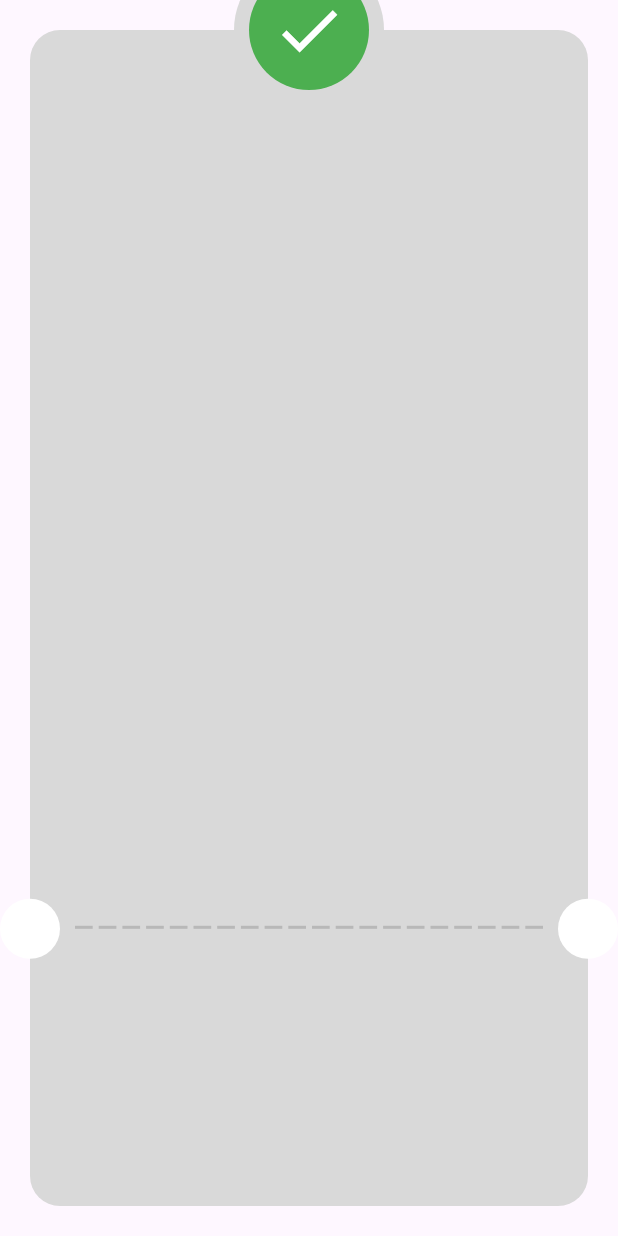
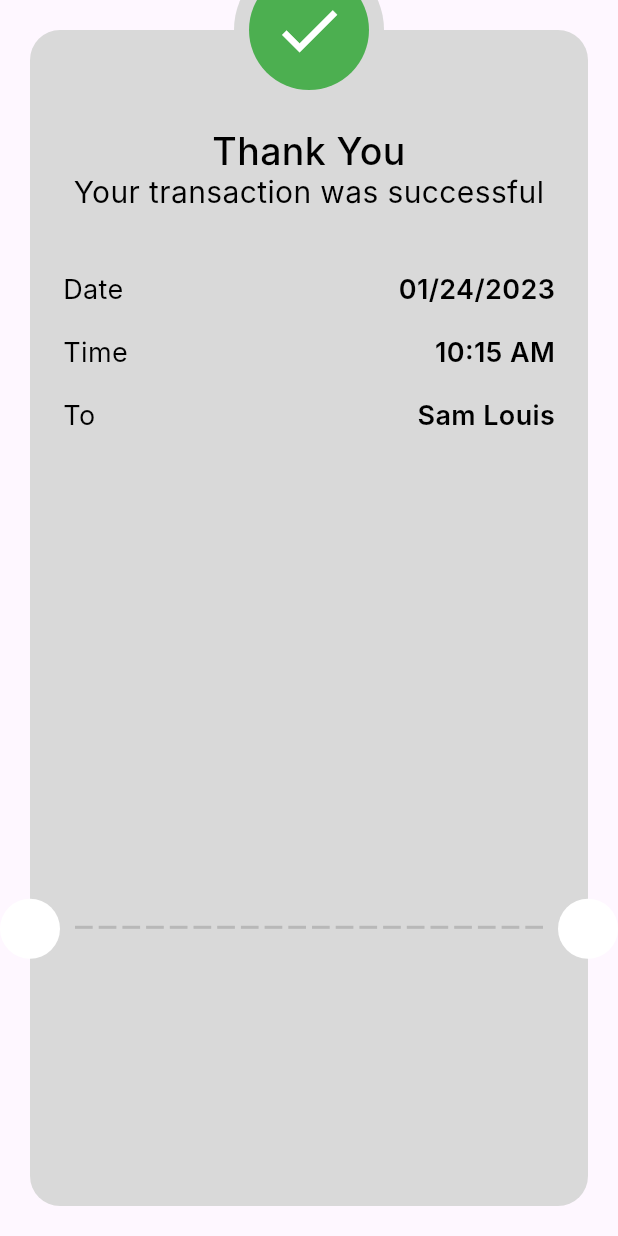
Before and after one commit to Eslamadelelkhouly/payment, a Flutter app: the ThankView screen opened directly, on a phone screen of 412 x 824 dp. Run offline on Flutter 3.47's test engine with Material 3 defaults, Android fonts, the phone set to English and light mode, and no system bars; our stand-ins replace flutter_credit_card, flutter_svg; Roboto replaces fonts that are missing (Inter).

Commit message:
add payment item info

```diff
--- /dev/null
+++ b/lib/Features/checkout/presentation/views/widgets/payment_item_info.dart
@@ -0,0 +1,24 @@
+import 'package:flutter/material.dart';
+import 'package:paymentapp/core/utils/styles.dart';
+
+class PaymentItemInfo extends StatelessWidget {
+  const PaymentItemInfo({super.key, required this.title, required this.value});
+  final String title, value;
+  @override
+  Widget build(BuildContext context) {
+    return Row(
+      mainAxisAlignment: MainAxisAlignment.spaceBetween,
+      children: [
+        Text(
+          title,
+          textAlign: TextAlign.center,
+          style: Styles.textstyle18,
+        ),
+        Text(
+          value,
+          style: Styles.textstylebold18,
+        ),
+      ],
+    );
+  }
+}
--- a/lib/Features/checkout/presentation/views/widgets/thank_card.dart
+++ b/lib/Features/checkout/presentation/views/widgets/thank_card.dart
@@ -1,4 +1,6 @@
 import 'package:flutter/material.dart';
+import 'package:paymentapp/Features/checkout/presentation/views/widgets/payment_item_info.dart';
+import 'package:paymentapp/core/utils/styles.dart';
 
 class ThankCard extends StatelessWidget {
   const ThankCard({
@@ -8,12 +10,49 @@ class ThankCard extends StatelessWidget {
   @override
   Widget build(BuildContext context) {
     return Container(
+      width: double.infinity,
       decoration: ShapeDecoration(
         color: Color(0xFFD9D9D9),
         shape: RoundedRectangleBorder(
           borderRadius: BorderRadius.circular(20),
         ),
       ),
+      child: Padding(
+        padding: const EdgeInsets.only(
+          top: 50 + 16,
+          left: 22,
+          right: 22,
+        ),
+        child: Column(
+          children: [
+            Text(
+              'Thank You',
+              style: Styles.textStyle25,
+              textAlign: TextAlign.center,
+            ),
+            Text(
+              'Your transaction was successful',
+              textAlign: TextAlign.center,
+              style: Styles.textStyle20,
+            ),
+            const SizedBox(height: 42),
+            PaymentItemInfo(
+              title: 'Date',
+              value: '01/24/2023',
+            ),
+            const SizedBox(height: 20),
+            PaymentItemInfo(
+              title: 'Time',
+              value: '10:15 AM',
+            ),
+            const SizedBox(height: 20),
+            PaymentItemInfo(
+              title: 'To',
+              value: 'Sam Louis',
+            ),
+          ],
+        ),
+      ),
     );
   }
 }
```
